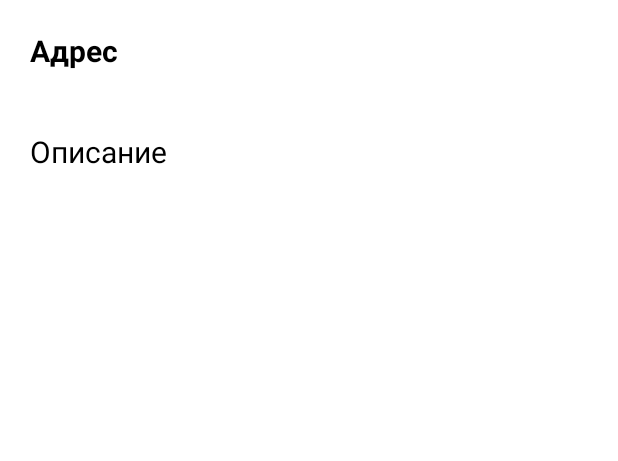
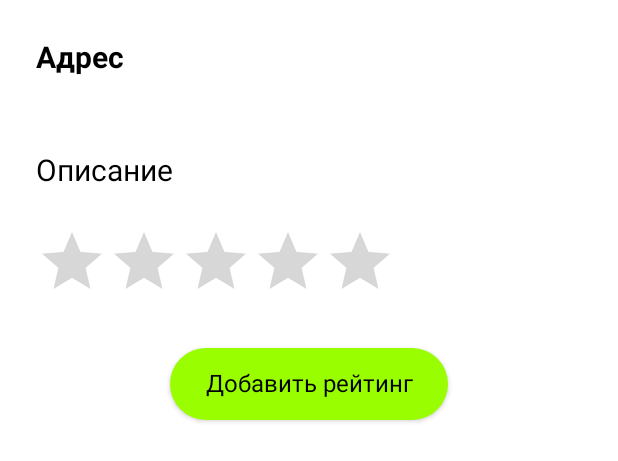
Before and after one commit to maryshirk/SocketMap, an Android app: the layout card_place.xml on its own in the app's theme, with its tools: preview values and no code run, on a phone screen of 412 x 824 dp. Shown: the top 461 px of the screen. Run offline under Robolectric (Android 15) with nearby library versions, the phone set to English and light mode, and no system bars.

Commit message:
add ratingbar

```diff
--- a/SocketMap/app/src/main/AndroidManifest.xml
+++ b/SocketMap/app/src/main/AndroidManifest.xml
@@ -1,6 +1,8 @@
 <?xml version="1.0" encoding="utf-8"?>
 <manifest xmlns:android="http://schemas.android.com/apk/res/android"
     xmlns:tools="http://schemas.android.com/tools">
+
+    <uses-permission android:name="android.permission.ACCESS_FINE_LOCATION" />
 
     <application
         android:allowBackup="true"
--- a/SocketMap/app/src/main/res/layout/card_place.xml
+++ b/SocketMap/app/src/main/res/layout/card_place.xml
@@ -9,7 +9,7 @@
         android:id="@+id/tv_address"
         android:layout_width="match_parent"
         android:layout_height="wrap_content"
-        android:layout_margin="20dp"
+        android:layout_margin="24dp"
         android:textStyle="bold"
         android:text="Адрес"
         android:textColor="@color/black"
@@ -19,8 +19,30 @@
         android:id="@+id/tv_description"
         android:layout_width="match_parent"
         android:layout_height="wrap_content"
-        android:layout_margin="20dp"
+        android:layout_margin="24dp"
         android:text="Описание"
         android:textColor="@color/black"
         android:textSize="20sp" />
+
+    <RatingBar
+        android:layout_marginLeft="24dp"
+        android:id="@+id/ratingBar"
+        style="@style/MyRatingBar"
+        android:layout_width="wrap_content"
+        android:layout_height="wrap_content"
+        android:outlineSpotShadowColor="@color/green_main"
+        android:outlineAmbientShadowColor="@color/green_main"/>
+
+    <androidx.appcompat.widget.AppCompatButton
+        android:layout_height="wrap_content"
+        android:layout_marginTop="24dp"
+        android:layout_marginBottom="24dp"
+        android:layout_width="185dp"
+        android:background="@drawable/button"
+        android:textColor="@color/black"
+        android:textAppearance="@style/title"
+        android:layout_gravity="center_horizontal"
+        android:id="@+id/btn_rating"
+        android:text="Добавить рейтинг" />
+
 </LinearLayout>
--- a/SocketMap/app/src/main/res/values/styles.xml
+++ b/SocketMap/app/src/main/res/values/styles.xml
@@ -36,4 +36,9 @@
         <item name="android:fontFamily">@font/oxygen_bold</item>
     </style>
 
+    <style name="MyRatingBar" parent="Theme.AppCompat">
+        <item name="colorControlNormal">@color/green_main</item>
+        <item name="colorControlActivated">@color/green_main</item>
+    </style>
+
 </resources>
```
Also changed, not shown: SocketMap/app/src/main/java/com/samsung/socketmap/MapActivity.java (+79 -11 lines), SocketMap/app/src/main/java/com/samsung/socketmap/models/DBImitation.java (deleted, +0 -26 lines), SocketMap/app/src/main/java/com/samsung/socketmap/models/Rating.java (added, +37 -0 lines).
